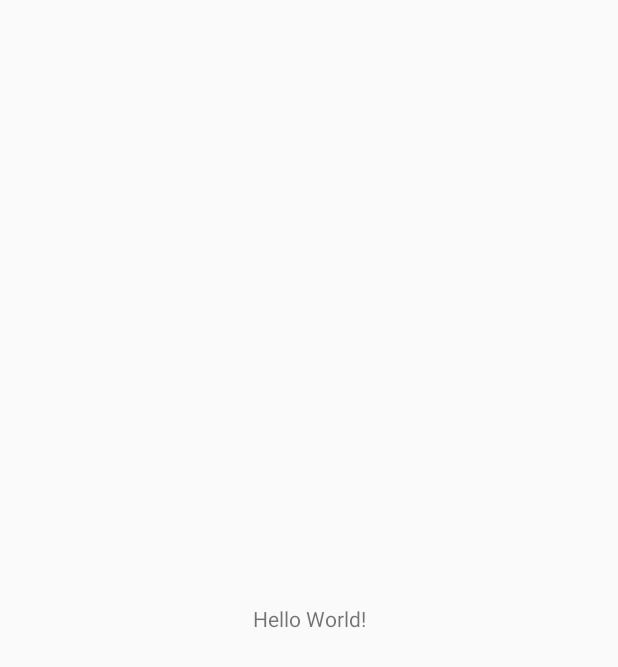
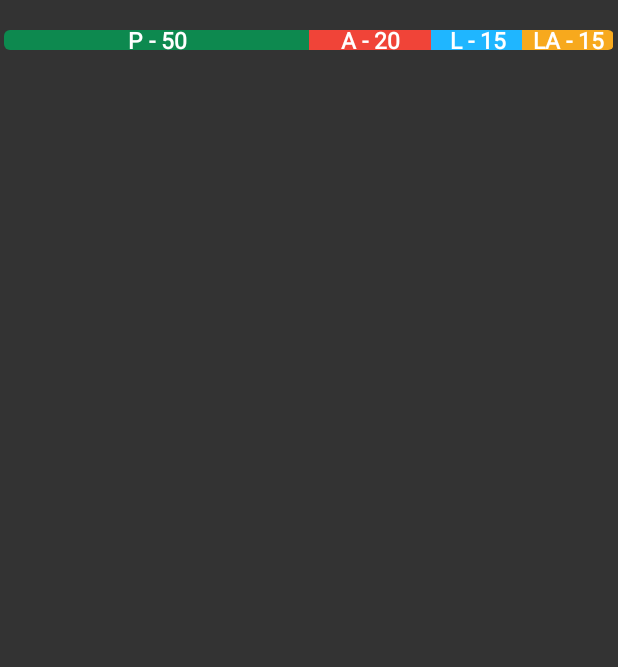
Before and after one commit to SultanAyubi360/SeekbarLibrary, an Android app: the screen it shows after launch (MainActivity), on a phone screen of 412 x 824 dp. Before the commit the part shown is almost empty. Shown: the top 667 px of the screen. Run offline under Robolectric (Android 15) with nearby library versions, the phone set to English and light mode, and no system bars; our stand-ins replace sdp/ssp sizes.

Commit message:
initial comment

```diff
--- a/app/build.gradle.kts
+++ b/app/build.gradle.kts
@@ -49,4 +49,7 @@ dependencies {
     testImplementation(libs.junit)
     androidTestImplementation(libs.androidx.junit)
     androidTestImplementation(libs.androidx.espresso.core)
+
+    implementation("com.intuit.sdp:sdp-android:1.1.1")
+    implementation ("com.github.SultanAyubi360:SeekbarLibrary:1.2")
 }
--- a/app/src/main/java/com/sultanayubi/seekbarapp/MainActivity.kt
+++ b/app/src/main/java/com/sultanayubi/seekbarapp/MainActivity.kt
@@ -5,6 +5,7 @@ import androidx.activity.enableEdgeToEdge
 import androidx.appcompat.app.AppCompatActivity
 import androidx.core.view.ViewCompat
 import androidx.core.view.WindowInsetsCompat
+import com.sultanayubi.seekbarlibrary.CustomSeekBarView
 
 class MainActivity : AppCompatActivity() {
     override fun onCreate(savedInstanceState: Bundle?) {
@@ -12,5 +13,17 @@ class MainActivity : AppCompatActivity() {
 
         setContentView(R.layout.activity_main)
 
+        val customSeekBar = findViewById<CustomSeekBarView>(R.id.seekBar)
+
+        customSeekBar.configureSegments(
+            isMultipleCheck = true, // Set whether multiple segments should be checked
+            segmentCheckValue = 10, // Set the segment check value
+            totalEmployee = 100,    // Set the total number of employees
+            presentEmployee = 50,   // Set the number of present employees
+            absentEmployee = 20,    // Set the number of absent employees
+            leaveEmployee = 15,     // Set the number of employees on leave
+            lateEmployee = 15      // Set the number of late arrivals
+        )
+
     }
 }
--- a/app/src/main/res/layout/activity_main.xml
+++ b/app/src/main/res/layout/activity_main.xml
@@ -1,19 +1,34 @@
 <?xml version="1.0" encoding="utf-8"?>
-<androidx.constraintlayout.widget.ConstraintLayout xmlns:android="http://schemas.android.com/apk/res/android"
+<androidx.constraintlayout.widget.ConstraintLayout
+    xmlns:android="http://schemas.android.com/apk/res/android"
     xmlns:app="http://schemas.android.com/apk/res-auto"
     xmlns:tools="http://schemas.android.com/tools"
     android:id="@+id/main"
     android:layout_width="match_parent"
     android:layout_height="match_parent"
+    android:background="@color/charcoal"
     tools:context=".MainActivity">
 
-    <TextView
-        android:layout_width="wrap_content"
-        android:layout_height="wrap_content"
-        android:text="Hello World!"
-        app:layout_constraintBottom_toBottomOf="parent"
+    <androidx.cardview.widget.CardView
+        android:id="@+id/seekCard"
+        android:layout_width="match_parent"
+        android:layout_height="13dp"
+        android:layout_marginStart="@dimen/_2sdp"
+        android:layout_marginTop="20dp"
+        android:layout_marginEnd="@dimen/_2sdp"
+        app:cardBackgroundColor="@android:color/transparent"
+        app:cardCornerRadius="4dp"
+        app:cardElevation="0dp"
         app:layout_constraintEnd_toEndOf="parent"
         app:layout_constraintStart_toStartOf="parent"
-        app:layout_constraintTop_toTopOf="parent" />
-
+        app:layout_constraintTop_toTopOf="parent">
+        <com.sultanayubi.seekbarlibrary.CustomSeekBarView
+            android:id="@+id/seekBar"
+            style="?android:attr/progressBarStyleHorizontal"
+            android:layout_width="match_parent"
+            android:layout_height="match_parent"
+            android:paddingStart="0dp"
+            android:paddingEnd="0dp"
+            android:thumb="@null"/>
+    </androidx.cardview.widget.CardView>
 </androidx.constraintlayout.widget.ConstraintLayout>
```
